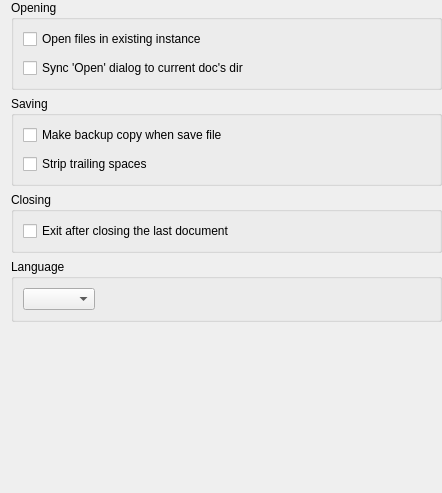
Above: src/app/ui/forms/MainSettingsPage.ui from Mezomish/juffed before the change. Below: the same form after it.
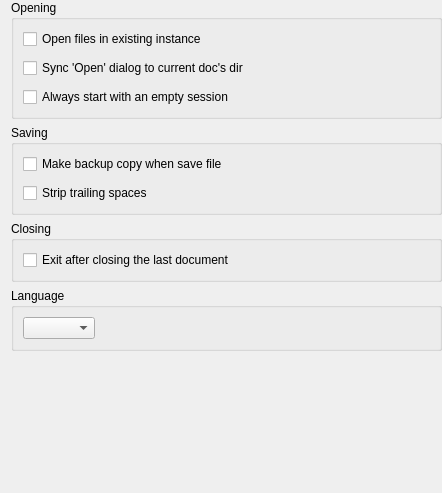
That is the form after the change.

Commit message: implemented #54 disable restoring of previously used files // always start empty session

```diff
--- a/src/app/ui/forms/MainSettingsPage.ui
+++ b/src/app/ui/forms/MainSettingsPage.ui
@@ -64,6 +64,13 @@
         </property>
        </widget>
       </item>
+      <item>
+       <widget class="QCheckBox" name="startWithEmptySessionChk">
+        <property name="text">
+         <string>Always start with an empty session</string>
+        </property>
+       </widget>
+      </item>
      </layout>
     </widget>
    </item>
```
Left out of the diff: 33 changed lines with no effect on the pictures. The commit also changes 6 other files.
